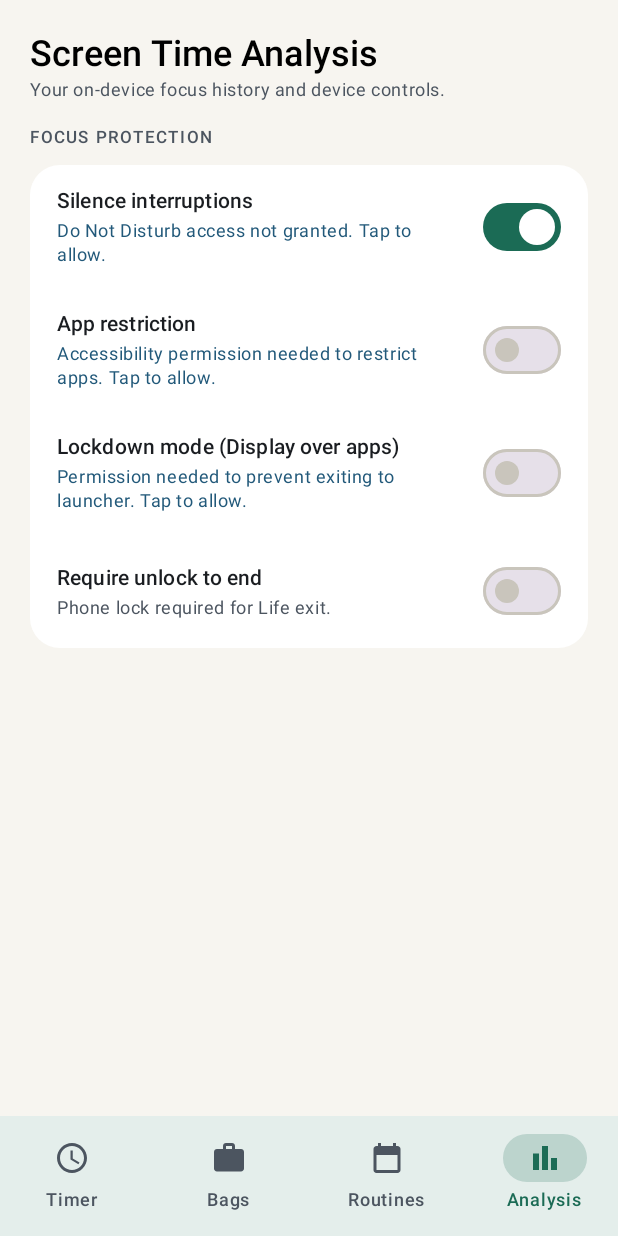
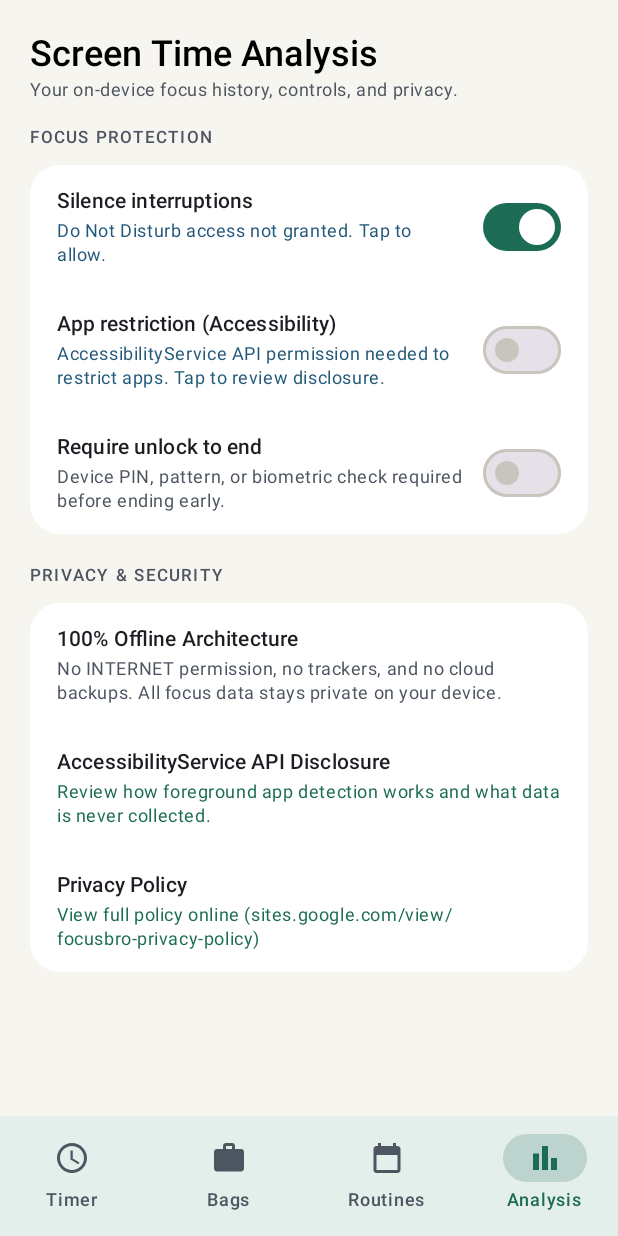
Before and after one commit to sahuom24/focus-Bro, an Android app built with Jetpack Compose: the screen it shows after launch (MainActivity), item 4 of the bottom bar chosen, on a phone screen of 412 x 824 dp. Run offline under Robolectric (Android 15) with nearby library versions, the phone set to English and light mode, and no system bars; pictures from the network do not load.

Commit message:
v1.1.2: Security hardening, Play Accessibility compliance (unblock Settings/Uninstall, drop SYSTEM_ALERT_WINDOW), and WCAG/UX polish

```diff
--- a/app/build.gradle.kts
+++ b/app/build.gradle.kts
@@ -14,8 +14,8 @@ android {
         applicationId = "com.focusbro.myapp"
         minSdk = 26
         targetSdk = 36
-        versionCode = 6
-        versionName = "1.1.1"
+        versionCode = 7
+        versionName = "1.1.2"
         resourceConfigurations += listOf("en")
     }
 
--- a/app/src/main/AndroidManifest.xml
+++ b/app/src/main/AndroidManifest.xml
@@ -15,7 +15,6 @@
     <uses-permission android:name="android.permission.SCHEDULE_EXACT_ALARM" />
     <uses-permission android:name="android.permission.RECEIVE_BOOT_COMPLETED" />
     <uses-permission android:name="android.permission.WAKE_LOCK" />
-    <uses-permission android:name="android.permission.SYSTEM_ALERT_WINDOW" />
 
     <!--
       Narrow package visibility: only activities that publish a launcher entry are visible to
@@ -51,6 +50,7 @@
 
     <application
         android:allowBackup="false"
+        android:usesCleartextTraffic="false"
         android:dataExtractionRules="@xml/data_extraction_rules"
         android:fullBackupContent="false"
         android:icon="@mipmap/ic_launcher"
--- a/app/src/main/java/dev/breakmode/ui/PickerScreen.kt
+++ b/app/src/main/java/dev/breakmode/ui/PickerScreen.kt
@@ -143,7 +143,7 @@ fun PickerScreen(
                     Text(
                         text = "Search apps...",
                         style = TextStyle(fontSize = 13.sp),
-                        color = colors.onSurfaceVariant.copy(alpha = 0.6f),
+                        color = colors.onSurfaceVariant.copy(alpha = 0.75f),
                     )
                 },
                 leadingIcon = {
@@ -269,7 +269,7 @@ private fun AppGridTile(
         Text(
             text = app.label,
             style = TextStyle(
-                fontSize = 10.sp,
+                fontSize = 11.sp,
                 color = if (selected) colors.onBackground else colors.onSurfaceVariant,
                 fontWeight = if (selected) FontWeight.Medium else FontWeight.Normal,
                 textAlign = TextAlign.Center,
--- a/app/src/main/java/dev/breakmode/ui/SessionScreen.kt
+++ b/app/src/main/java/dev/breakmode/ui/SessionScreen.kt
@@ -355,8 +355,8 @@ fun SessionScreen(
                 // Status text
                 Text(
                     text = if (emergencyExitAvailable) "1 Life Available" else "Life resets at midnight",
-                    style = TextStyle(fontSize = 10.sp),
-                    color = Paper.copy(alpha = 0.4f),
+                    style = TextStyle(fontSize = 11.sp),
+                    color = Paper.copy(alpha = 0.65f),
                 )
 
                 // Messages
--- a/app/src/main/java/dev/breakmode/ui/SetupScreen.kt
+++ b/app/src/main/java/dev/breakmode/ui/SetupScreen.kt
@@ -96,7 +96,6 @@ fun SetupScreen(
     history: List<BreakRecord>,
     dndAccess: Boolean,
     accessibilityAccess: Boolean,
-    overlayAccess: Boolean = false,
     notificationsEnabled: Boolean,
     allowedLabels: List<String>,
     justFinishedMinutes: Int?,
@@ -116,7 +115,8 @@ fun SetupScreen(
     onWallpaper: (Wallpaper) -> Unit,
     onRequestDndAccess: () -> Unit,
     onRequestAccessibilityAccess: () -> Unit,
-    onRequestOverlayAccess: () -> Unit = {},
+    onOpenAccessibilityDisclosure: () -> Unit = {},
+    onOpenPrivacyPolicy: () -> Unit = {},
     onOpenNotificationSettings: () -> Unit,
 ) {
     val colors = MaterialTheme.colorScheme
@@ -186,13 +186,13 @@ fun SetupScreen(
                         settings = settings,
                         dndAccess = dndAccess,
                         accessibilityAccess = accessibilityAccess,
-                        overlayAccess = overlayAccess,
                         notificationsEnabled = notificationsEnabled,
                         onPauseInterruptions = onPauseInterruptions,
                         onRequireUnlock = onRequireUnlock,
                         onRequestDndAccess = onRequestDndAccess,
                         onRequestAccessibilityAccess = onRequestAccessibilityAccess,
-                        onRequestOverlayAccess = onRequestOverlayAccess,
+                        onOpenAccessibilityDisclosure = onOpenAccessibilityDisclosure,
+                        onOpenPrivacyPolicy = onOpenPrivacyPolicy,
                         onOpenNotificationSettings = onOpenNotificationSettings,
                     )
                 }
@@ -651,13 +651,13 @@ private fun BucketsPageTab(
                                 )
                                 IconButton(
                                     onClick = { onStartRename(bucket) },
-                                    modifier = Modifier.size(28.dp),
+                                    modifier = Modifier.size(48.dp),
                                 ) {
                                     Icon(
                                         imageVector = Icons.Default.Edit,
-                                        contentDescription = "Rename",
+                                        contentDescription = "Rename ${bucket.name}",
                                         tint = colors.onSurfaceVariant,
-                                        modifier = Modifier.size(15.dp),
+                                        modifier = Modifier.size(18.dp),
                                     )
                                 }
                             }
@@ -702,7 +702,7 @@ private fun BucketsPageTab(
                                                 .height(84.dp)
                                                 .clip(RoundedCornerShape(14.dp))
                                                 .background(
-                                                    if (pkg != null) Color(0xFF19191E) else Color(0xFF141417),
+                                                    if (pkg != null) colors.surfaceVariant else colors.surfaceVariant.copy(alpha = 0.55f),
                                                 )
                                                 .clickable { onOpenBucketPicker(bucket.id) }
                                                 .padding(6.dp),
@@ -717,8 +717,8 @@ private fun BucketsPageTab(
                                                     Spacer(Modifier.height(4.dp))
                                                     Text(
                                                         text = getAppLabel(pkg),
-                                                        style = TextStyle(fontSize = 10.sp),
-                                                        color = colors.onBackground,
+                                                        style = TextStyle(fontSize = 11.sp),
+                                                        color = colors.onSurface,
                                                         maxLines = 1,
                                                         overflow = TextOverflow.Ellipsis,
                                                         textAlign = TextAlign.Center,
@@ -732,14 +732,14 @@ private fun BucketsPageTab(
                                                     Icon(
                                                         imageVector = Icons.Default.Add,
                                                         contentDescription = "Add app",
-                                                        tint = colors.onSurfaceVariant.copy(alpha = 0.5f),
+                                                        tint = colors.onSurfaceVariant.copy(alpha = 0.7f),
                                                         modifier = Modifier.size(22.dp),
                                                     )
                                                     Spacer(Modifier.height(2.dp))
                                                     Text(
                                                         text = "Add slot",
-                                                        style = TextStyle(fontSize = 9.sp),
-                                                        color = colors.onSurfaceVariant.copy(alpha = 0.5f),
+                                                        style = TextStyle(fontSize = 11.sp),
+                                                        color = colors.onSurfaceVariant.copy(alpha = 0.7f),
                                                     )
                                                 }
                                             }
@@ -969,13 +969,13 @@ private fun AnalysisPageTab(
     settings: BreakSettings,
     dndAccess: Boolean,
     accessibilityAccess: Boolean,
-    overlayAccess: Boolean,
     notificationsEnabled: Boolean,
     onPauseInterruptions: (Boolean) -> Unit,
     onRequireUnlock: (Boolean) -> Unit,
     onRequestDndAccess: () -> Unit,
     onRequestAccessibilityAccess: () -> Unit,
-    onRequestOverlayAccess: () -> Unit,
+    onOpenAccessibilityDisclosure: () -> Unit,
+    onOpenPrivacyPolicy: () -> Unit,
     onOpenNotificationSettings: () -> Unit,
 ) {
     val colors = MaterialTheme.colorScheme
@@ -992,7 +992,7 @@ private fun AnalysisPageTab(
             fontWeight = FontWeight.SemiBold,
         )
         Text(
-            text = "Your on-device focus history and device controls.",
+            text = "Your on-device focus history, controls, and privacy.",
             style = MaterialTheme.typography.bodySmall,
             color = colors.onSurfaceVariant,
         )
@@ -1031,33 +1031,94 @@ private fun AnalysisPageTab(
                     onClick = if (!dndAccess) onRequestDndAccess else null,
                 )
                 SettingRow(
-                    title = "App restriction",
+                    title = "App restriction (Accessibility)",
                     subtitle = when {
-                        accessibilityAccess -> "Restricts unselected apps while keeping essential settings open."
-                        else -> "Accessibility permission needed to restrict apps. Tap to allow."
+                        accessibilityAccess -> "Active: detects unselected apps during focus. Settings & uninstall stay open."
+                        else -> "AccessibilityService API permission needed to restrict apps. Tap to review disclosure."
                     },
                     subtitleIsWarning = !accessibilityAccess,
                     checked = accessibilityAccess,
-                    onCheckedChange = { if (!accessibilityAccess) onRequestAccessibilityAccess() },
-                    onClick = if (!accessibilityAccess) onRequestAccessibilityAccess else null,
-                )
-                SettingRow(
-                    title = "Lockdown mode (Display over apps)",
-                    subtitle = when {
-                        overlayAccess -> "Keeps FocusBro locked as your home screen during active sessions."
-                        else -> "Permission needed to prevent exiting to launcher. Tap to allow."
-                    },
-                    subtitleIsWarning = !overlayAccess,
-                    checked = overlayAccess,
-                    onCheckedChange = { onRequestOverlayAccess() },
-                    onClick = onRequestOverlayAccess,
+                    onCheckedChange = { onRequestAccessibilityAccess() },
+                    onClick = onRequestAccessibilityAccess,
                 )
                 SettingRow(
                     title = "Require unlock to end",
-                    subtitle = "Phone lock required for Life exit.",
+                    subtitle = "Device PIN, pattern, or biometric check required before ending early.",
                     checked = settings.requireUnlockToEnd,
                     onCheckedChange = onRequireUnlock,
                 )
+            }
+        }
+
+        Spacer(Modifier.height(20.dp))
+
+        // Privacy & Security section
+        Text(
+            text = "PRIVACY & SECURITY",
+            style = MaterialTheme.typography.labelSmall,
+            letterSpacing = 1.4.sp,
+            color = colors.onSurfaceVariant,
+        )
+        Spacer(Modifier.height(10.dp))
+        Card(
+            colors = CardDefaults.cardColors(containerColor = colors.surface),
+            shape = RoundedCornerShape(20.dp),
+            modifier = Modifier.fillMaxWidth(),
+        ) {
+            Column {
+                Column(modifier = Modifier.padding(horizontal = 18.dp, vertical = 14.dp)) {
+                    Text(text = "100% Offline Architecture", style = MaterialTheme.typography.titleSmall)
+                    Spacer(Modifier.height(2.dp))
+                    Text(
+                        text = "No INTERNET permission, no trackers, and no cloud backups. All focus data stays private on your device.",
+                        style = MaterialTheme.typography.bodySmall,
+                        color = colors.onSurfaceVariant,
+                    )
+                }
+                Column(
+                    modifier = Modifier
+                        .fillMaxWidth()
+                        .clickable(onClick = onOpenAccessibilityDisclosure)
+                        .padding(horizontal = 18.dp, vertical = 14.dp),
+                ) {
+                    Text(text = "AccessibilityService API Disclosure", style = MaterialTheme.typography.titleSmall)
+                    Spacer(Modifier.height(2.dp))
+                    Text(
+                        text = "Review how foreground app detection works and what data is never collected.",
+                        style = MaterialTheme.typography.bodySmall,
+                        color = colors.primary,
+                    )
+                }
+                Column(
+                    modifier = Modifier
+                        .fillMaxWidth()
+                        .clickable(onClick = onOpenPrivacyPolicy)
+                        .padding(horizontal = 18.dp, vertical = 14.dp),
+                ) {
+                    Text(text = "Privacy Policy", style = MaterialTheme.typography.titleSmall)
+                    Spacer(Modifier.height(2.dp))
+                    Text(
+                        text = "View full policy online (sites.google.com/view/focusbro-privacy-policy)",
+                        style = MaterialTheme.typography.bodySmall,
+                        color = colors.primary,
+                    )
+                }
+                if (!notificationsEnabled) {
+                    Column(
+                        modifier = Modifier
+                            .fillMaxWidth()
+                            .clickable(onClick = onOpenNotificationSettings)
+                            .padding(horizontal = 18.dp, vertical = 14.dp),
+                    ) {
+                        Text(text = "Notifications Disabled", style = MaterialTheme.typography.titleSmall)
+                        Spacer(Modifier.height(2.dp))
+                        Text(
+                            text = "Tap to allow break countdown notifications in system settings.",
+                            style = MaterialTheme.typography.bodySmall,
+                            color = colors.secondary,
+                        )
+                    }
+                }
             }
         }
     }
@@ -1332,7 +1393,7 @@ private fun StatsCard(history: List<BreakRecord>) {
                         if (mins > 0) {
                             Text(
                                 text = "${mins}m",
-                                style = TextStyle(fontSize = 9.sp),
+                                style = TextStyle(fontSize = 11.sp),
                                 color = if (isToday) colors.primary else colors.onSurfaceVariant,
                             )
                             Spacer(Modifier.height(2.dp))
@@ -1349,7 +1410,7 @@ private fun StatsCard(history: List<BreakRecord>) {
                         Spacer(Modifier.height(4.dp))
                         Text(
                             text = dayLabels[i],
-                            style = TextStyle(fontSize = 9.sp),
+                            style = TextStyle(fontSize = 11.sp),
                             color = if (isToday) colors.onBackground else colors.onSurfaceVariant,
                         )
                     }
--- a/app/src/main/res/values/strings.xml
+++ b/app/src/main/res/values/strings.xml
@@ -1,5 +1,5 @@
 <?xml version="1.0" encoding="utf-8"?>
 <resources>
-    <string name="app_name">Break Mode</string>
-    <string name="accessibility_service_description">FocusBro uses this service solely to detect when an unselected app is opened during an active focus session, displaying a reminder screen to help you stay focused. It does not collect, read, or transmit any personal data, passwords, keystrokes, or screen content.</string>
+    <string name="app_name">FocusBro</string>
+    <string name="accessibility_service_description">FocusBro uses this service solely to detect when an unselected app is opened during an active focus session, displaying a reminder screen to help you stay focused. Settings and uninstall screens are never blocked, and no personal data, passwords, keystrokes, or screen content is collected or transmitted.</string>
 </resources>
```
Also changed, not shown: app/src/main/java/dev/breakmode/blocker/FocusAccessibilityService.kt (+23 -67 lines), app/src/main/java/dev/breakmode/session/BreakRepository.kt (+21 -10 lines), app/src/main/java/dev/breakmode/ui/BreakViewModel.kt (+13 -6 lines), app/src/main/java/dev/breakmode/ui/MainActivity.kt (+128 -81 lines), app/src/main/java/dev/breakmode/ui/components/DayOfWeekSelector.kt (+9 -5 lines), app/src/main/java/dev/breakmode/ui/components/RoutinesBlockItView.kt (+21 -19 lines), app/src/main/java/dev/breakmode/ui/components/SuitcaseGraphic.kt (+10 -5 lines), 5 other files.
